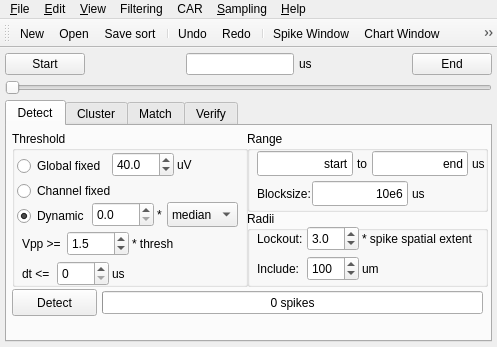
The window that spyke/spyke.ui (spyke/spyke) describes before a commit, drawn with Qt 5.
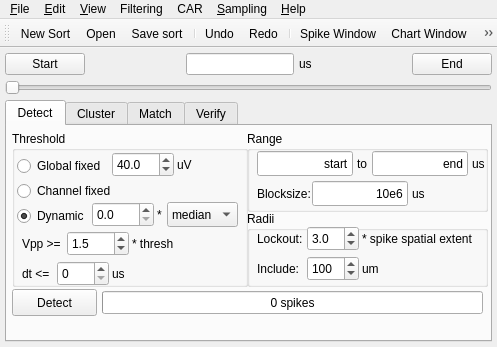
The same window after the commit. Icons and pictures are not drawn. Custom widgets are drawn as their Qt base class.

Commit message: Rename New -> New Sort

```diff
--- a/spyke/spyke.ui
+++ b/spyke/spyke.ui
@@ -1942,7 +1942,7 @@
      </property>
      <addaction name="actionConvertKiloSortNpy2EventsZip"/>
     </widget>
-    <addaction name="actionNew"/>
+    <addaction name="actionNewSort"/>
     <addaction name="actionOpen"/>
     <addaction name="separator"/>
     <addaction name="actionSaveSort"/>
@@ -2054,7 +2054,7 @@
    <attribute name="toolBarBreak">
     <bool>false</bool>
    </attribute>
-   <addaction name="actionNew"/>
+   <addaction name="actionNewSort"/>
    <addaction name="actionOpen"/>
    <addaction name="actionSaveSort"/>
    <addaction name="separator"/>
@@ -2107,13 +2107,13 @@
     <bool>true</bool>
    </property>
   </action>
-  <action name="actionNew">
+  <action name="actionNewSort">
    <property name="icon">
     <iconset>
      <normaloff>res/document-new.svg</normaloff>res/document-new.svg</iconset>
    </property>
    <property name="text">
-    <string>&amp;New</string>
+    <string>&amp;New Sort</string>
    </property>
    <property name="toolTip">
     <string>New sort</string>
```
The commit also changes 1 other file.
